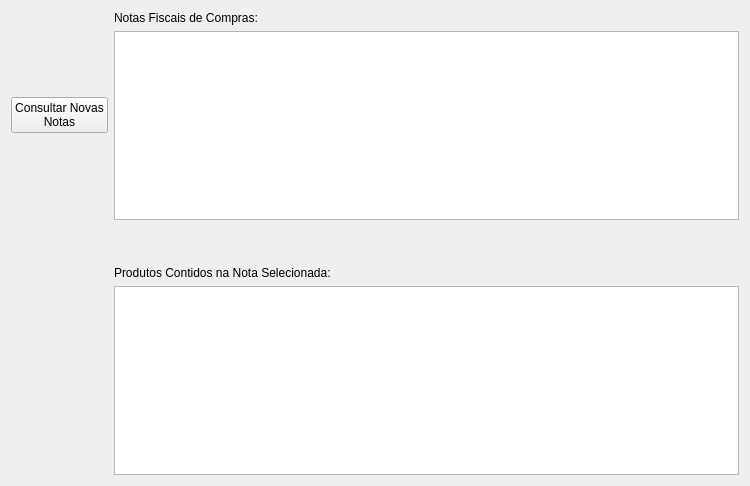
Qt form entradas.ui (GabR36/QEstoqueLoja) before a commit.
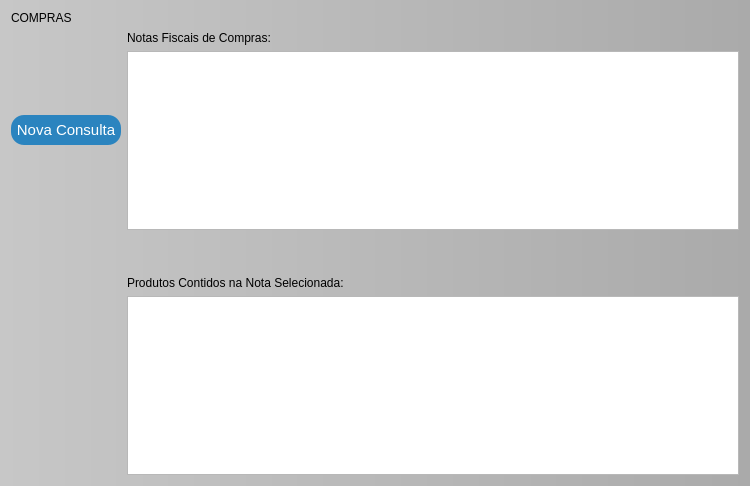
The same form after that commit.

Commit message: Classe para pegar o preço correto do xml nota(valores + ipi)

What changed in the file:
```diff
--- a/entradas.ui
+++ b/entradas.ui
@@ -13,19 +13,47 @@
   <property name="windowTitle">
    <string>Compras</string>
   </property>
+  <property name="styleSheet">
+   <string notr="true">
+
+#Entradas{
+background-color: rgb(199, 199, 199);
+background-color: qlineargradient(spread:pad, x1:0, y1:0, x2:1, y2:0, stop:0 rgba(199, 199, 199, 255), stop:1 rgba(170, 170, 170, 255));
+
+}
+QPushButton{
+background-color: rgb(43, 132, 191);
+color: rgb(255, 255, 255);
+font-size: 15px;
+border-radius: 13px;
+
+}
+
+QPushButton:hover{
+	background-color: rgb(13, 92, 161);
+}
+QPushButton:pressed{
+	
+color: rgb(255, 255, 255);
+	background-color: rgb(153, 193, 241);
+font-size: 15px;
+border-radius: 13px;
+}
+QGroupBox{
+background-color:rgb(170, 170, 170);
+	font: 700 9pt &quot;Segoe UI&quot;;
+	font-size: 15px;
+}
+</string>
+  </property>
   <layout class="QGridLayout" name="gridLayout">
-   <item row="0" column="0">
-    <widget class="QPushButton" name="Btn_ConsultarDF">
-     <property name="text">
-      <string>Consultar Novas
-Notas</string>
-     </property>
-    </widget>
-   </item>
-   <item row="0" column="1">
+   <item row="1" column="1">
     <layout class="QVBoxLayout" name="verticalLayout">
      <item>
       <widget class="QLabel" name="label">
+       <property name="styleSheet">
+        <string notr="true">font: 700 10pt &quot;Ubuntu&quot;;</string>
+       </property>
        <property name="text">
         <string>Notas Fiscais de Compras:</string>
        </property>
@@ -52,7 +80,7 @@
      </item>
     </layout>
    </item>
-   <item row="1" column="1">
+   <item row="2" column="1">
     <layout class="QVBoxLayout" name="verticalLayout_2">
      <item>
       <spacer name="verticalSpacer">
@@ -72,6 +100,9 @@
      </item>
      <item>
       <widget class="QLabel" name="label_2">
+       <property name="styleSheet">
+        <string notr="true">font: 700 10pt &quot;Ubuntu&quot;;</string>
+       </property>
        <property name="text">
         <string>Produtos Contidos na Nota Selecionada:</string>
        </property>
@@ -98,6 +129,29 @@
      </item>
     </layout>
    </item>
+   <item row="1" column="0">
+    <widget class="QPushButton" name="Btn_ConsultarDF">
+     <property name="minimumSize">
+      <size>
+       <width>110</width>
+       <height>30</height>
+      </size>
+     </property>
+     <property name="text">
+      <string>Nova Consulta</string>
+     </property>
+    </widget>
+   </item>
+   <item row="0" column="0">
+    <widget class="QLabel" name="label_3">
+     <property name="styleSheet">
+      <string notr="true">font: 700 20pt &quot;Ubuntu&quot;;</string>
+     </property>
+     <property name="text">
+      <string>COMPRAS</string>
+     </property>
+    </widget>
+   </item>
   </layout>
  </widget>
  <resources/>
```
The commit also changes 3 other files.
